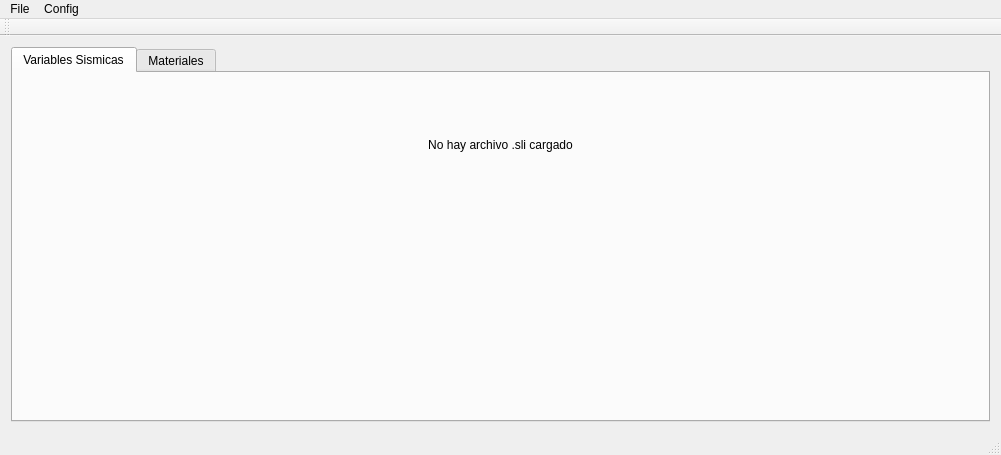
First picture: the form in mainwindow.ui, repository conejoo/Escenarios, before the edit.
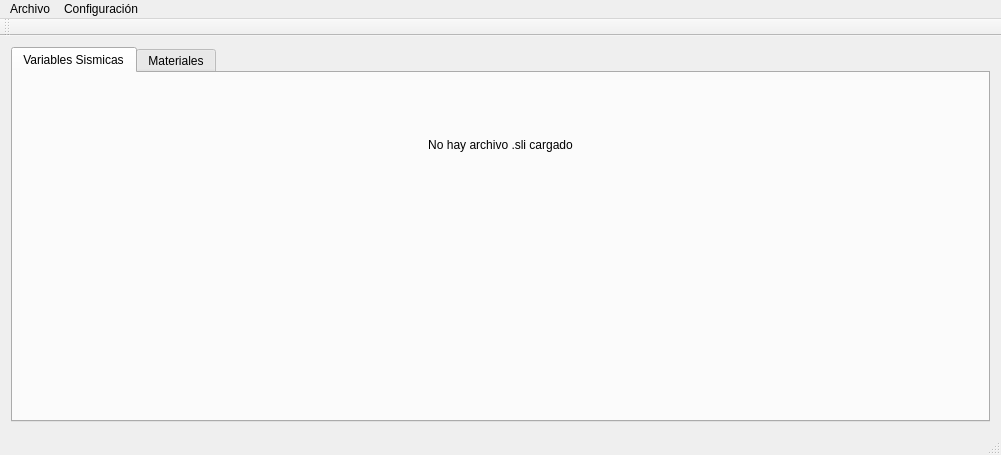
Second picture: the form after the edit.

The edit to the form file:
```diff
--- a/mainwindow.ui
+++ b/mainwindow.ui
@@ -174,7 +174,7 @@
    </property>
    <widget class="QMenu" name="menuFile">
     <property name="title">
-     <string>File</string>
+     <string>Archivo</string>
     </property>
     <addaction name="actionOpen_Scenario"/>
     <addaction name="actionExport"/>
@@ -184,7 +184,7 @@
    </widget>
    <widget class="QMenu" name="menuConfig">
     <property name="title">
-     <string>Config</string>
+     <string>Configuración</string>
     </property>
     <addaction name="actionConfigurate_Scenarios"/>
    </widget>
```
Left out of the diff: 4 changed lines with no effect on the pictures.
